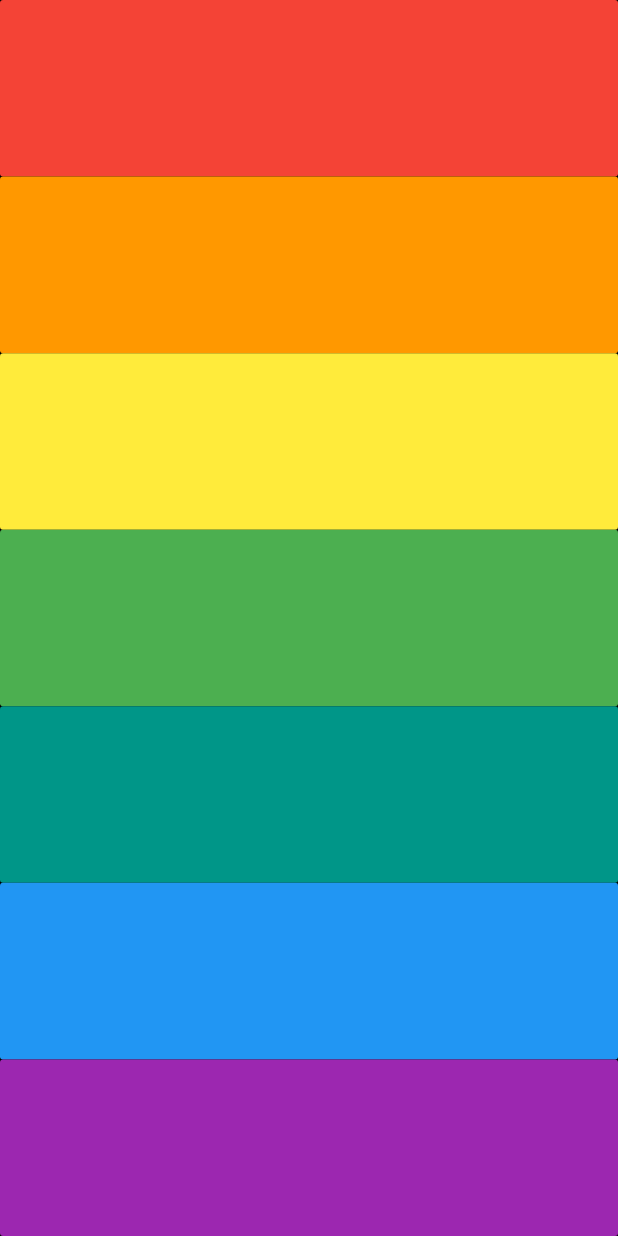
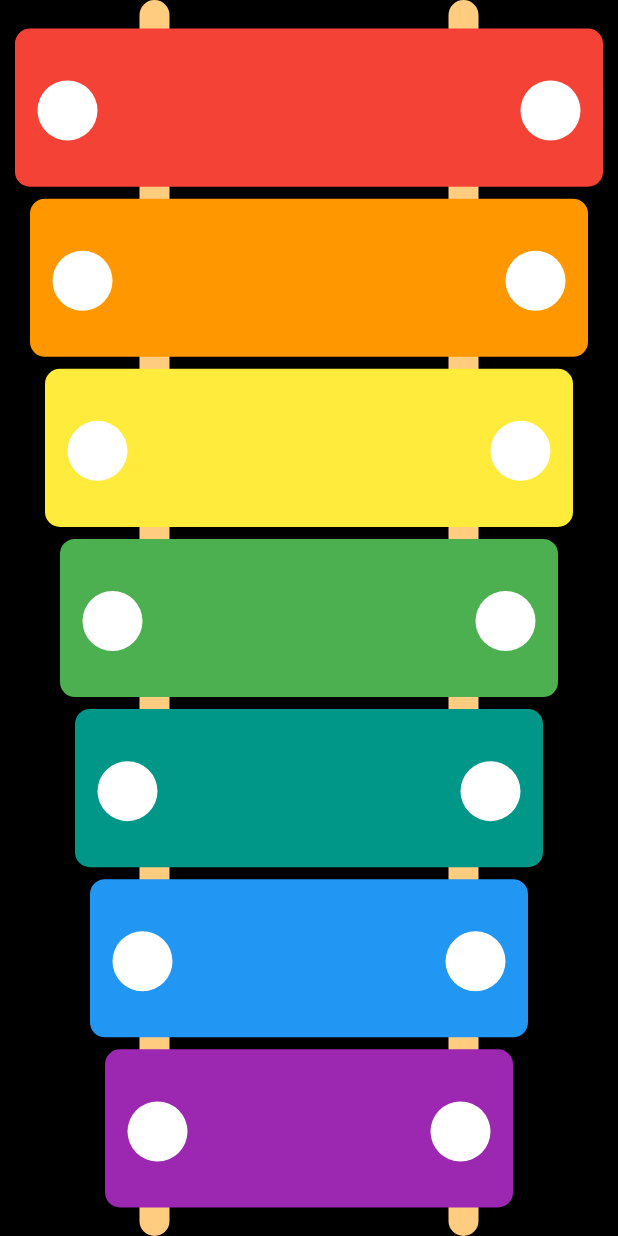
Before and after one commit to deeprodge/Xylophone, a Flutter app: the screen it shows after launch, on a phone screen of 412 x 824 dp. Run offline on Flutter 3.47's test engine with Material 2 defaults, Android fonts, the phone set to English and light mode, and no system bars; our stand-ins replace audioplayers.

Commit message:
Final Commit

```diff
--- a/lib/main.dart
+++ b/lib/main.dart
@@ -4,28 +4,104 @@ import 'package:audioplayers/audio_cache.dart';
 void main() => runApp(XylophoneApp());
 
 class XylophoneApp extends StatelessWidget {
+
   Expanded buildKey(Color color,int noteN){
     final player=AudioCache();
+    double padd = 10*noteN.toDouble();
+    return Expanded(
 
-    return Expanded(
-      child: FlatButton(
-          color: color,
-          onPressed: (){
+        child: GestureDetector(
+          onTap: (){
             player.play('note$noteN.wav');
           },
+          child: Stack(
+            alignment: Alignment.center,
+            children: [
+
+              Container(
+                width: double.infinity,
+                //height: 50,
+                //padding: EdgeInsets.fromLTRB(padd, 4, padd, 4),
+                margin: EdgeInsets.fromLTRB(padd, 4, padd, 4),
+                decoration: BoxDecoration(
+                  color: color,
+                  borderRadius: BorderRadius.circular(10),
                 ),
+          ),
+                Padding(
+                  padding: const EdgeInsets.only(left: 15, right: 15),
+                  child: Row(
+                    mainAxisAlignment: MainAxisAlignment.spaceBetween,
+                    children: [
+                      Container(
+                        margin: EdgeInsets.fromLTRB(padd, 8, padd, 4),
+                          width: 40.0,
+                          height: 40.0,
+                          decoration: new BoxDecoration(
+                            color: Colors.white,
+                            shape: BoxShape.circle,
+                          ),
+                        ),
+                      Container(
+                        margin: EdgeInsets.fromLTRB(padd, 8, padd, 4),
+                        width: 40.0,
+                        height: 40.0,
+                        decoration: new BoxDecoration(
+                          color: Colors.white,
+                          shape: BoxShape.circle,
+                        ),
+                      ),
+                    ],
+                  ),
+                ),
+
+
+            ],
+          ),
+        ),
+
     );
   }
 
   @override
   Widget build(BuildContext context) {
+
     return MaterialApp(
+      debugShowCheckedModeBanner: false,
       home: Scaffold(
         backgroundColor: Colors.black,
         body: SafeArea(
-          child: Column(
+          child: Stack(
+            children: [
+              Row(
+                mainAxisAlignment: MainAxisAlignment.spaceAround,
+                children: [
+                  Container(
+                    height: double.infinity,
+                    width: 20,
+                    //padding: EdgeInsets.fromLTRB(padd, 4, padd, 4),
+                    //margin: EdgeInsets.fromLTRB(padd, 8, padd, 4),
+                    decoration: BoxDecoration(
+                      color: Colors.orange[200],
+                      borderRadius: BorderRadius.circular(10),
+                    ),
+                  ),
+                  Container(
+                    height: double.infinity,
+                    width: 20,
+                    //padding: EdgeInsets.fromLTRB(padd, 4, padd, 4),
+                    //margin: EdgeInsets.fromLTRB(padd, 8, padd, 4),
+                    decoration: BoxDecoration(
+                      color: Colors.orange[200],
+                      borderRadius: BorderRadius.circular(10),
+                    ),
+                  ),
+                ],
+              ),
+              Column(
                 crossAxisAlignment: CrossAxisAlignment.stretch,
                 children: <Widget>[
+                  SizedBox(height: 15,),
                   buildKey(Colors.red, 1),
                   buildKey(Colors.orange, 2),
                   buildKey(Colors.yellow, 3),
@@ -33,6 +109,9 @@ class XylophoneApp extends StatelessWidget {
                   buildKey(Colors.teal, 5),
                   buildKey(Colors.blue, 6),
                   buildKey(Colors.purple, 7),
+                  SizedBox(height: 15,),
+                ],
+              ),
             ],
           ),
         ),
```
Also changed, not shown: 8 other files. Lines whose indentation alone changed are shown as unchanged.
